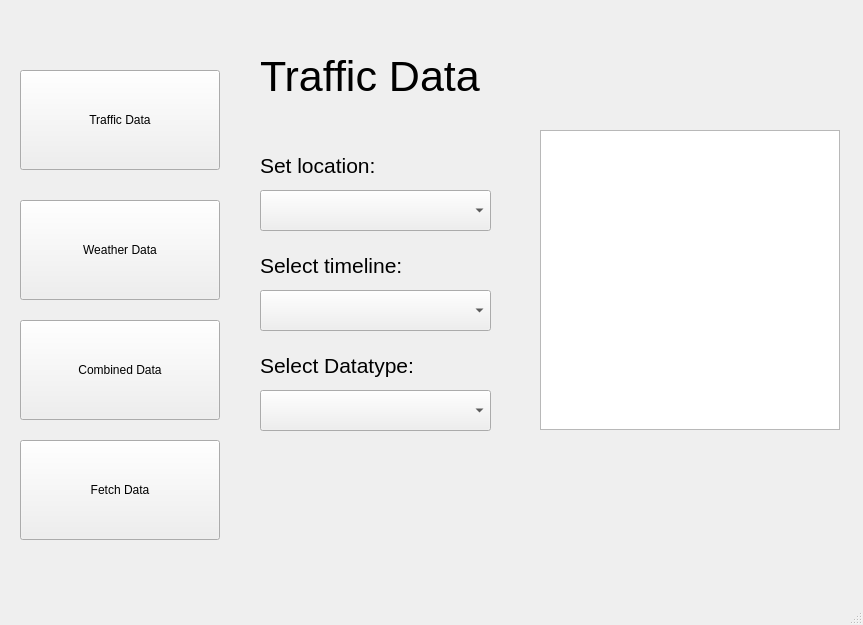
Above: code/vnes-app/mainwindow.ui from lehtoee/softwareDesignProject before the change. Below: the same form after it.
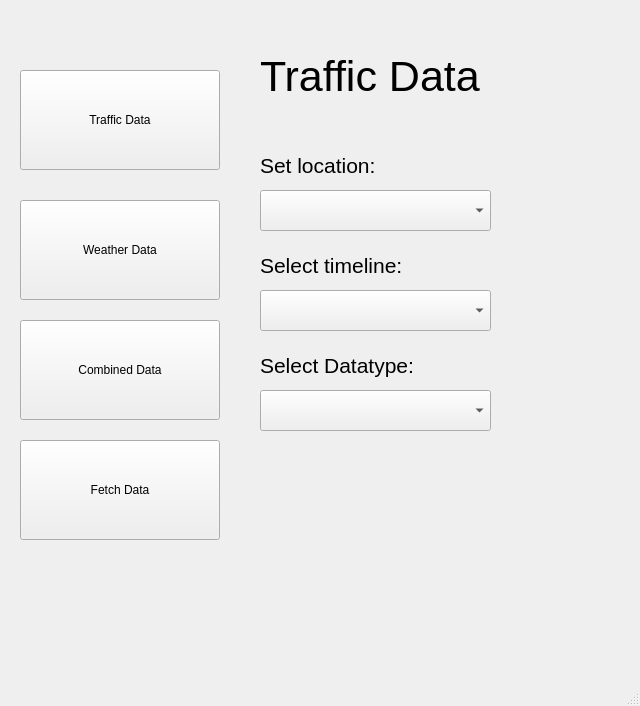
That is the form after the change.

```diff
--- a/code/vnes-app/mainwindow.ui
+++ b/code/vnes-app/mainwindow.ui
@@ -6,8 +6,8 @@
    <rect>
     <x>0</x>
     <y>0</y>
-    <width>863</width>
-    <height>625</height>
+    <width>640</width>
+    <height>706</height>
    </rect>
   </property>
   <property name="windowTitle">
@@ -122,22 +122,6 @@
      <string>Traffic Data</string>
     </property>
    </widget>
-   <widget class="QGraphicsView" name="graphicsView">
-    <property name="geometry">
-     <rect>
-      <x>540</x>
-      <y>130</y>
-      <width>300</width>
-      <height>300</height>
-     </rect>
-    </property>
-    <property name="maximumSize">
-     <size>
-      <width>300</width>
-      <height>300</height>
-     </size>
-    </property>
-   </widget>
    <widget class="QPushButton" name="fetchDataButton">
     <property name="geometry">
      <rect>
```
Left out of the diff: 4 changed lines with no effect on the pictures.
